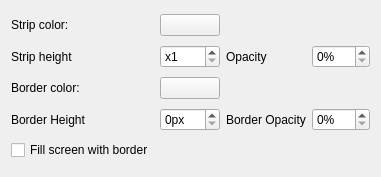
Above: src/contents/ui/config.ui from juanma1980/mosestrip before the change. Below: the same form after it.
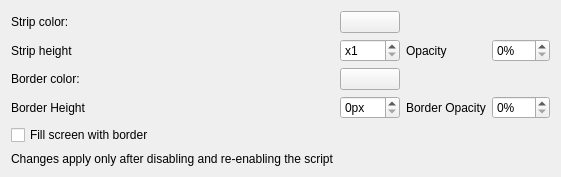
That is the form after the change. Custom widgets are drawn as their Qt base class.

```diff
--- a/src/contents/ui/config.ui
+++ b/src/contents/ui/config.ui
@@ -125,7 +125,15 @@
         <string>Fill screen with border</string>
        </property>
       </widget>
-     </item>
+    </item>
+	<item row="5" column="0">
+      <widget class="QLabel" name="label" >
+        <property name="text">
+         <string>Changes apply only after disabling and re-enabling the script</string>
+  		</property>
+  	  </widget>
+    </item>
+
   </layout>
  </widget>
  <customwidgets>
```
